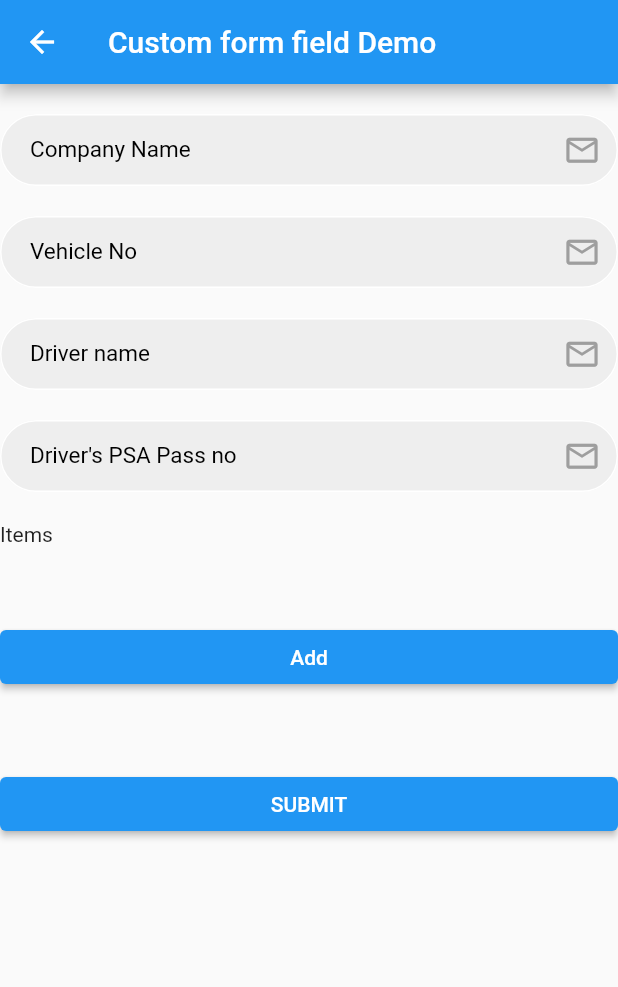
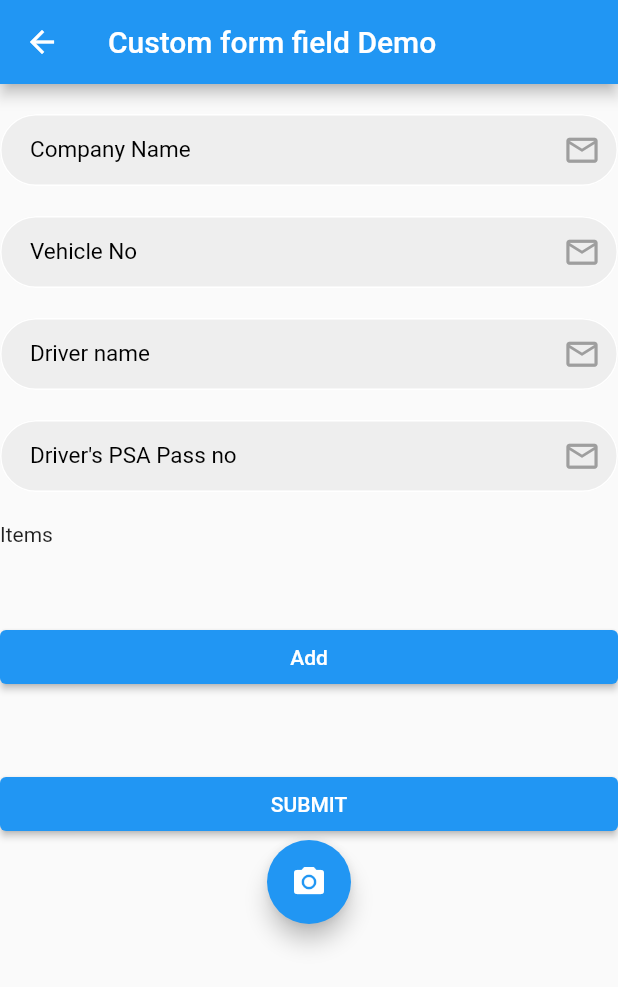
Before and after one commit to YongJian-YJ/PSA_CodeSprint, a Flutter app: the FormPage screen opened directly, on a phone screen of 412 x 824 dp. Shown: the top 987 px of the screen. Run offline on Flutter 3.47's test engine with Material 2 defaults, Android fonts, the light colour scheme and no system bars; our stand-ins replace camera, flutter_rating_bar, flutter_slidable, font_awesome_flutter, image_picker, simple_animations; missing offline and left inert: beautifull_login.

Commit message:
update for icon

```diff
--- a/login_page/lib/form.dart
+++ b/login_page/lib/form.dart
@@ -164,7 +164,10 @@ class _FormPageState extends State<FormPage> {
                         //debugPrint(_name);
                       },
                       child: const Text("SUBMIT")),
-                )
+                ),FloatingActionButton(
+        onPressed: () {},
+        child: new Icon(Icons.camera_alt),
+      ),
               ],
         ),
       ),
--- a/login_page/lib/loginPageForOfficer.dart
+++ b/login_page/lib/loginPageForOfficer.dart
@@ -144,7 +144,7 @@ class LoginPageForOfficer extends StatelessWidget {
                         InkWell(
                             onTap: () => {
                                   if (userNameController.text ==
-                                      "Signing_Officer")
+                                      "Signing_Officer" || userNameController.text == "AETOS")
                                     {
                                       Navigator.push(
                                           context,
--- a/login_page/lib/view_customer_Signing_officer.dart
+++ b/login_page/lib/view_customer_Signing_officer.dart
@@ -89,7 +89,7 @@ class _MyHomePageState extends State<MyHomePage> {
       floatingActionButton: new FloatingActionButton(
         onPressed: _setImage,
         tooltip: 'Increment',
-        child: new Icon(Icons.add),
+        child: new Icon(Icons.camera_alt),
       ),
     );
   }
```
Also changed, not shown: 1 other file.
